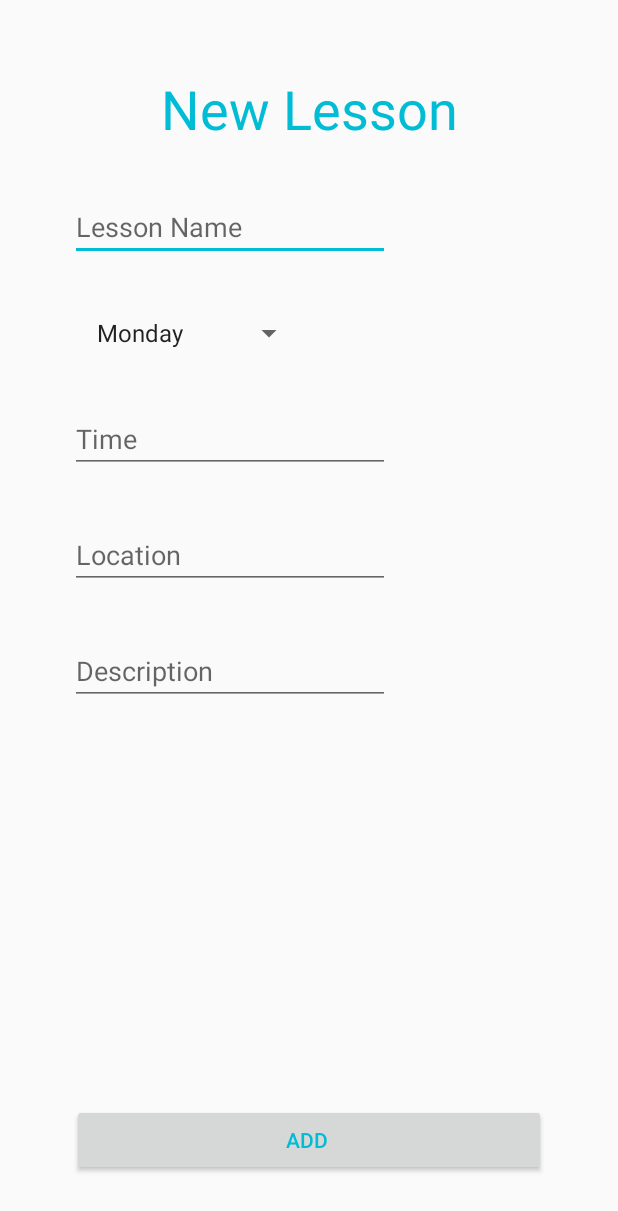
After one commit to MyNameIsMatt98/timetable-App, an Android app: the addLessonActivity screen opened directly, with no data from a screen before it, on a phone screen of 412 x 824 dp. The commit adds this screen. Shown: the top 1211 px of the screen. Run offline under Robolectric (Android 15) with nearby library versions, the phone set to English and light mode, and no system bars.

Commit message:
Can now add Lessons to timetable

```diff
--- a/app/src/main/AndroidManifest.xml
+++ b/app/src/main/AndroidManifest.xml
@@ -10,7 +10,8 @@
         android:roundIcon="@mipmap/ic_launcher_round"
         android:supportsRtl="true"
         android:theme="@style/AppTheme">
-        <activity android:name=".timeTable"></activity>
+        <activity android:name=".addLessonActivity" android:parentActivityName=".timeTable"></activity>
+        <activity android:name=".timeTable" android:launchMode="singleTop" />
         <activity
             android:name=".viewTasks"
             android:launchMode="singleTop" />
--- a/app/src/main/java/com/example/user/timetabledemo/NewTask.java
+++ b/app/src/main/java/com/example/user/timetabledemo/NewTask.java
@@ -142,6 +142,8 @@ public class NewTask extends AppCompatActivity {
             }
         });
     }
+
+
     TimePickerDialog.OnTimeSetListener time = new TimePickerDialog.OnTimeSetListener() {
         @Override
         public void onTimeSet(TimePicker view, int hourOfDay, int minute) {
@@ -150,6 +152,7 @@ public class NewTask extends AppCompatActivity {
             setTime();
         }
     };
+
     public void tapTime(){
         theTime.setOnClickListener(new View.OnClickListener() {
             @Override
--- a/app/src/main/java/com/example/user/timetabledemo/Tasks.java
+++ b/app/src/main/java/com/example/user/timetabledemo/Tasks.java
@@ -104,7 +104,7 @@ public class Tasks {
         */
       // return Long.toString(s);
         long current = java.time.Instant.now().toEpochMilli();
-        long millis = ((dateTimeFormatted.toEpochSecond(ZoneOffset.UTC)*1000 - (current))-3600000); //3600000 is one hour -- quick fix as result was one hour ahead
+        long millis = ((dateTimeFormatted.toEpochSecond(ZoneOffset.UTC)*1000 - (current))-3600000); //-3600000 takes away an hour -- quick fix as result was one hour ahead
         //ADD DAYS TO THE STRING BELOW:
         //also values seem to be wrong??
         if(millis <= 0){
--- /dev/null
+++ b/app/src/main/java/com/example/user/timetabledemo/addLessonActivity.java
@@ -0,0 +1,116 @@
+package com.example.user.timetabledemo;
+
+import android.app.TimePickerDialog;
+import android.content.Intent;
+import android.icu.util.Calendar;
+import android.support.v7.app.AppCompatActivity;
+import android.os.Bundle;
+import android.view.View;
+import android.widget.ArrayAdapter;
+import android.widget.Button;
+import android.widget.EditText;
+import android.widget.Spinner;
+import android.widget.TimePicker;
+import android.widget.Toast;
+
+import java.text.SimpleDateFormat;
+import java.util.Locale;
+
+public class addLessonActivity extends AppCompatActivity {
+    private EditText editTextTitle;
+    private Spinner spinnerDay;
+    private EditText editTextTime;
+    private EditText editTextLocation;
+    private EditText editTextDesc;
+    private Button addLessonButton;
+
+    final Calendar TimeCalendar = Calendar.getInstance();
+
+    public static final String EXTRA_LESSON_TITLE = "com.example.user.timetabledemo.EXTRA_LESSON_TITLE";
+    public static final String EXTRA_LESSON_DAY = "com.example.user.timetabledemo.EXTRA_LESSON_DAY";
+    public static final String EXTRA_LESSON_TIME = "com.example.user.timetabledemo.EXTRA_LESSON_TIME";
+    public static final String EXTRA_LESSON_LOCATION = "com.example.user.timetabledemo.EXTRA_LESSON_LOCATION";
+    public static final String EXTRA_LESSON_DESC = "com.example.user.timetabledemo.EXTRA_LESSON_DESC";
+    @Override
+    protected void onCreate(Bundle savedInstanceState) {
+        super.onCreate(savedInstanceState);
+        setContentView(R.layout.activity_add_lesson);
+
+        ArrayAdapter<CharSequence> adapter = ArrayAdapter.createFromResource(this,
+                R.array.Days, android.R.layout.simple_spinner_item); //load items for spinner
+
+        editTextTitle = findViewById(R.id.LessonNameInput);
+        spinnerDay = findViewById(R.id.LessonDaySpinner);
+        adapter.setDropDownViewResource(android.R.layout.simple_spinner_dropdown_item);
+        spinnerDay.setAdapter(adapter);
+        editTextTime = findViewById(R.id.LessonTimeInput);
+        editTextLocation = findViewById(R.id.LessonLocationInput);
+        editTextDesc = findViewById(R.id.LessonDescInput);
+        addLessonButton = findViewById(R.id.NewLessonConfirm);
+
+        button();
+        tapTime();
+    }
+    public void button(){
+
+        addLessonButton.setOnClickListener(new View.OnClickListener() {
+            @Override
+            public void onClick(View v) {
+                saveLesson();
+            }
+        });
+    }
+    public void saveLesson(){
+        String title = editTextTitle.getText().toString();
+        String day = spinnerDay.getSelectedItem().toString();
+        String time = editTextTime.getText().toString();
+        String location ="";
+        String description = "";
+        if(!(editTextLocation.getText().toString().isEmpty())) {
+            location = editTextLocation.getText().toString();
+        }
+        if(!(editTextDesc.getText().toString().isEmpty())) {
+            description = editTextDesc.getText().toString();
+        }
+        if(title.trim().isEmpty() || time.trim().isEmpty()){
+            Toast.makeText(this, "Please enter a name and time", Toast.LENGTH_SHORT).show();
+            return;
+        }
+
+        Intent LessonData = new Intent();
+        LessonData.putExtra(EXTRA_LESSON_TITLE,title);
+        LessonData.putExtra(EXTRA_LESSON_DAY,day);
+        LessonData.putExtra(EXTRA_LESSON_TIME,time);
+        LessonData.putExtra(EXTRA_LESSON_LOCATION,location);
+        LessonData.putExtra(EXTRA_LESSON_DESC,description);
+
+        setResult(RESULT_OK,LessonData);
+        finish();
+
+
+    }
+
+    TimePickerDialog.OnTimeSetListener time = new TimePickerDialog.OnTimeSetListener() {
+        @Override
+        public void onTimeSet(TimePicker view, int hourOfDay, int minute) {
+            TimeCalendar.set(TimeCalendar.HOUR_OF_DAY,hourOfDay);
+            TimeCalendar.set(TimeCalendar.MINUTE,minute);
+            setTime();
+        }
+    };
+    public void tapTime(){
+        editTextTime.setOnClickListener(new View.OnClickListener() {
+            @Override
+            public void onClick(View v) {
+                new TimePickerDialog(addLessonActivity.this,time,TimeCalendar.get(TimeCalendar.HOUR_OF_DAY),
+                        TimeCalendar.get(TimeCalendar.MINUTE),true).show();
+            }
+        });
+    }
+    private void setTime(){
+        String theTimeFormat = "HH:mm";
+        SimpleDateFormat sdfTime = new SimpleDateFormat(theTimeFormat, Locale.ENGLISH);
+        editTextTime.setText(sdfTime.format(TimeCalendar.getTime()));
+    }
+
+}
--- /dev/null
+++ b/app/src/main/res/layout/activity_add_lesson.xml
@@ -0,0 +1,117 @@
+<?xml version="1.0" encoding="utf-8"?>
+<android.support.constraint.ConstraintLayout xmlns:android="http://schemas.android.com/apk/res/android"
+    xmlns:app="http://schemas.android.com/apk/res-auto"
+    xmlns:tools="http://schemas.android.com/tools"
+    android:layout_width="match_parent"
+    android:layout_height="match_parent"
+    android:orientation="vertical"
+    android:padding="16dp"
+    tools:context=".addLessonActivity">
+
+    <TextView
+        android:id="@+id/AddLessonTitle"
+        android:textColor="@color/colorAccent"
+        android:layout_width="wrap_content"
+        android:layout_height="wrap_content"
+        android:layout_marginTop="32dp"
+        android:text="New Lesson"
+        android:textSize="36sp"
+        app:layout_constraintEnd_toEndOf="parent"
+        app:layout_constraintStart_toStartOf="parent"
+        app:layout_constraintTop_toTopOf="parent" />
+
+    <EditText
+        android:id="@+id/LessonNameInput"
+        android:textColor="@color/colorAccent"
+        android:layout_width="wrap_content"
+        android:layout_height="wrap_content"
+        android:layout_marginStart="8dp"
+        android:layout_marginTop="32dp"
+        android:layout_marginEnd="8dp"
+        android:ems="10"
+        android:hint="Lesson Name"
+        android:inputType="textPersonName"
+        app:layout_constraintEnd_toEndOf="parent"
+        app:layout_constraintHorizontal_bias="0.15"
+        app:layout_constraintStart_toStartOf="parent"
+        app:layout_constraintTop_toBottomOf="@+id/AddLessonTitle" />
+
+    <Spinner
+        android:id="@+id/LessonDaySpinner"
+        android:textColor="@color/colorAccent"
+        android:layout_width="wrap_content"
+        android:layout_height="32dp"
+        android:layout_marginStart="8dp"
+        android:layout_marginTop="32dp"
+        android:layout_marginEnd="8dp"
+        android:ems="10"
+        app:layout_constraintEnd_toEndOf="parent"
+        app:layout_constraintHorizontal_bias="0.15"
+        app:layout_constraintStart_toStartOf="parent"
+        app:layout_constraintTop_toBottomOf="@+id/LessonNameInput" />
+
+    <EditText
+        android:id="@+id/LessonTimeInput"
+        android:textColor="@color/colorAccent"
+        android:layout_width="wrap_content"
+        android:layout_height="wrap_content"
+        android:layout_marginStart="8dp"
+        android:layout_marginTop="32dp"
+        android:layout_marginEnd="8dp"
+        android:ems="10"
+        android:hint="Time"
+        android:inputType="time"
+        android:clickable="true"
+        android:focusable="false"
+        app:layout_constraintEnd_toEndOf="parent"
+        app:layout_constraintHorizontal_bias="0.15"
+        app:layout_constraintStart_toStartOf="parent"
+        app:layout_constraintTop_toBottomOf="@+id/LessonDaySpinner" />
+
+    <EditText
+        android:id="@+id/LessonLocationInput"
+        android:textColor="@color/colorAccent"
+        android:layout_width="wrap_content"
+        android:layout_height="wrap_content"
+        android:layout_marginStart="8dp"
+        android:layout_marginTop="32dp"
+        android:layout_marginEnd="8dp"
+        android:ems="10"
+        android:hint="Location"
+        android:inputType="textMultiLine"
+        app:layout_constraintEnd_toEndOf="parent"
+        app:layout_constraintHorizontal_bias="0.15"
+        app:layout_constraintStart_toStartOf="parent"
+        app:layout_constraintTop_toBottomOf="@+id/LessonTimeInput" />
+
+    <EditText
+        android:id="@+id/LessonDescInput"
+        android:textColor="@color/colorAccent"
+        android:layout_width="wrap_content"
+        android:layout_height="wrap_content"
+        android:layout_marginStart="8dp"
+        android:layout_marginTop="32dp"
+        android:layout_marginEnd="8dp"
+        android:ems="10"
+        android:hint="Description"
+        android:inputType="textMultiLine"
+        app:layout_constraintEnd_toEndOf="parent"
+        app:layout_constraintHorizontal_bias="0.15"
+        app:layout_constraintStart_toStartOf="parent"
+        app:layout_constraintTop_toBottomOf="@+id/LessonLocationInput" />
+
+    <Button
+        android:id="@+id/NewLessonConfirm"
+        android:textColor="@color/colorAccent"
+        android:layout_width="match_parent"
+        android:layout_height="wrap_content"
+        android:layout_marginStart="32dp"
+        android:layout_marginEnd="32dp"
+        android:layout_marginBottom="24dp"
+        android:text="Add "
+        app:layout_constraintBottom_toBottomOf="parent"
+        app:layout_constraintEnd_toEndOf="parent"
+        app:layout_constraintStart_toStartOf="parent" />
+
+
+</android.support.constraint.ConstraintLayout>
--- a/app/src/main/res/layout/activity_new_task.xml
+++ b/app/src/main/res/layout/activity_new_task.xml
@@ -107,7 +107,7 @@
     <Button
         android:id="@+id/newTaskConfirm"
         android:textColor="@color/colorAccent"
-        android:layout_width="347dp"
+        android:layout_width="match_parent"
         android:layout_height="wrap_content"
         android:layout_marginStart="32dp"
         android:layout_marginEnd="32dp"
--- a/app/src/main/res/values/strings.xml
+++ b/app/src/main/res/values/strings.xml
@@ -27,4 +27,13 @@
         <item>Words</item>
         <item>Hours</item>
     </string-array>
+    <string-array name="Days">
+        <item>Monday</item>
+        <item>Tuesday</item>
+        <item>Wednesday</item>
+        <item>Thursday</item>
+        <item>Friday</item>
+        <item>Saturday</item>
+        <item>Sunday</item>
+    </string-array>
 </resources>
```
Also changed, not shown: app/src/main/java/com/example/user/timetabledemo/timeTable.java (+31 -0 lines), app/src/main/res/layout/activity_time_table.xml (+11 -0 lines).
